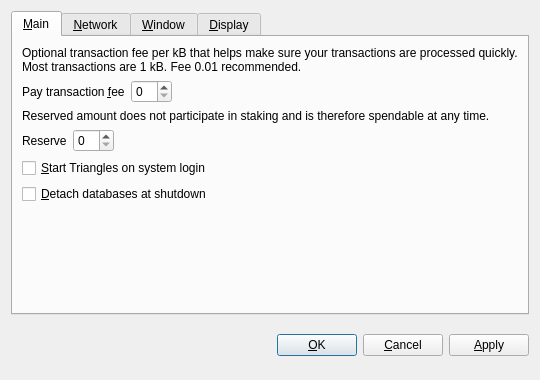
Qt form src/qt/forms/optionsdialog.ui (wurstgelee/triangles) before a commit.
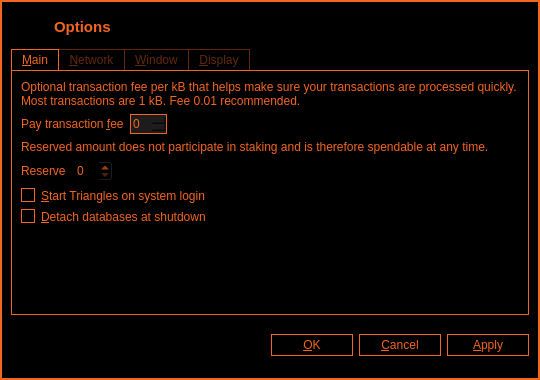
The same form after that commit. Icons and pictures are not drawn. Custom widgets are drawn as their Qt base class.

Diff of the .ui file:
```diff
--- a/src/qt/forms/optionsdialog.ui
+++ b/src/qt/forms/optionsdialog.ui
@@ -13,12 +13,203 @@
   <property name="windowTitle">
    <string>Options</string>
   </property>
+  <property name="styleSheet">
+   <string notr="true">color: #f26522;
+	background-color: #000;
+   </string>
+  </property>
   <property name="modal">
    <bool>true</bool>
   </property>
   <layout class="QVBoxLayout" name="verticalLayout">
+   <property name="leftMargin">
+    <number>0</number>
+   </property>
+   <property name="topMargin">
+    <number>0</number>
+   </property>
+   <property name="rightMargin">
+    <number>0</number>
+   </property>
+   <property name="bottomMargin">
+    <number>0</number>
+   </property>
+   <item>
+    <widget class="QFrame" name="borderframe">
+     <property name="styleSheet">
+      <string notr="true">#borderframe {
+	border: 2px solid #f26522;
+      	}</string>
+     </property>
+     <property name="frameShape">
+      <enum>QFrame::StyledPanel</enum>
+     </property>
+     <property name="frameShadow">
+      <enum>QFrame::Raised</enum>
+     </property>
+     <layout class="QVBoxLayout" name="verticalLayout_2">
+      <item>
+       <widget class="QWidget" name="wCaption" native="true">
+        <property name="minimumSize">
+         <size>
+          <width>0</width>
+          <height>32</height>
+         </size>
+        </property>
+        <property name="maximumSize">
+         <size>
+          <width>16777215</width>
+          <height>32</height>
+         </size>
+        </property>
+        <property name="styleSheet">
+         <string notr="true"/>
+        </property>
+        <property name="is_header" stdset="0">
+         <bool>true</bool>
+        </property>
+        <layout class="QHBoxLayout" name="horizontalLayout_19">
+         <property name="leftMargin">
+          <number>0</number>
+         </property>
+         <property name="topMargin">
+          <number>0</number>
+         </property>
+         <property name="rightMargin">
+          <number>0</number>
+         </property>
+         <property name="bottomMargin">
+          <number>0</number>
+         </property>
+         <item>
+          <spacer name="horizontalSpacer_26">
+           <property name="orientation">
+            <enum>Qt::Horizontal</enum>
+           </property>
+           <property name="sizeType">
+            <enum>QSizePolicy::Fixed</enum>
+           </property>
+           <property name="sizeHint" stdset="0">
+            <size>
+             <width>7</width>
+             <height>20</height>
+            </size>
+           </property>
+          </spacer>
+         </item>
+         <item>
+          <widget class="QLabel" name="picAdd">
+           <property name="enabled">
+            <bool>true</bool>
+           </property>
+           <property name="sizePolicy">
+            <sizepolicy hsizetype="Preferred" vsizetype="Preferred">
+             <horstretch>0</horstretch>
+             <verstretch>0</verstretch>
+            </sizepolicy>
+           </property>
+           <property name="minimumSize">
+            <size>
+             <width>30</width>
+             <height>30</height>
+            </size>
+           </property>
+           <property name="maximumSize">
+            <size>
+             <width>30</width>
+             <height>30</height>
+            </size>
+           </property>
+           <property name="text">
+            <string/>
+           </property>
+           <property name="pixmap">
+            <pixmap resource="../triangles.qrc">:/icons/toolbar</pixmap>
+           </property>
+          </widget>
+         </item>
+         <item>
+          <widget class="QLabel" name="lbTitle">
+           <property name="font">
+            <font>
+             <pointsize>11</pointsize>
+             <weight>75</weight>
+             <bold>true</bold>
+             <stylestrategy>PreferAntialias</stylestrategy>
+            </font>
+           </property>
+           <property name="styleSheet">
+            <string notr="true"/>
+           </property>
+           <property name="text">
+            <string>Options</string>
+           </property>
+          </widget>
+         </item>
+        </layout>
+       </widget>
+      </item>
    <item>
     <widget class="QTabWidget" name="tabWidget">
+        <property name="styleSheet">
+         <string notr="true">QTabWidget::pane {
+	border: 1px solid #f26522;
+    	}
+
+QTabBar::tab   {
+	padding-top: 3px;
+	padding-bottom: 3px;
+	padding-left: 10px;
+	padding-right: 10px;
+	}
+                        
+
+QTabBar::tab:!selected {
+	color: #61280E;
+	margin-right: -1px;
+	border-left: 1px solid #61280E;
+	border-right: 1px solid #61280E;
+	border-top: 1px solid #61280E;
+	}
+
+QTabBar::tab:!selected:last {
+	margin-right: 0px;
+	}
+                        
+QTabBar::tab:selected {
+	color: #f26522;
+	margin-right: -1px;
+	border-left: 1px solid #f26522;
+	border-right: 1px solid #f26522;
+	border-top: 1px solid #f26522;
+	}
+
+QTabBar::tab:selected:last {
+	margin-right: 0px;
+	}
+                        
+QTabBar::tab:!selected:hover {
+	background-color: #61280E;
+	color: #f26522;
+	}
+
+#transactionFee TrianglesAmountField {
+	background-color: #1c1c1c;
+	selection-background-color:#ff0000;
+	selection-color: #00ff00; 
+	border: 1px solid #f26522;
+	color:#f26522;
+	}
+
+TrianglesAmountField QAbstractItemView {
+	background-color: #1c1c1c;
+	selection-background-color:#61280E;
+	outline: 0px;
+	selection-color: #f26522; 
+	border: 1px solid #f26522;
+	color:#f26522;
+	}</string>
+        </property>
      <property name="tabPosition">
       <enum>QTabWidget::North</enum>
      </property>
@@ -59,7 +250,221 @@
           </widget>
          </item>
          <item>
-          <widget class="TrianglesAmountField" name="transactionFee"/>
+             <widget class="TrianglesAmountField" name="transactionFee">
+              <property name="minimumSize">
+               <size>
+                <width>0</width>
+                <height>20</height>
+               </size>
+              </property>
+              <property name="palette">
+               <palette>
+                <active>
+                 <colorrole role="WindowText">
+                  <brush brushstyle="SolidPattern">
+                   <color alpha="255">
+                    <red>242</red>
+                    <green>101</green>
+                    <blue>34</blue>
+                   </color>
+                  </brush>
+                 </colorrole>
+                 <colorrole role="Button">
+                  <brush brushstyle="SolidPattern">
+                   <color alpha="255">
+                    <red>28</red>
+                    <green>28</green>
+                    <blue>28</blue>
+                   </color>
+                  </brush>
+                 </colorrole>
+                 <colorrole role="Text">
+                  <brush brushstyle="SolidPattern">
+                   <color alpha="255">
+                    <red>242</red>
+                    <green>101</green>
+                    <blue>34</blue>
+                   </color>
+                  </brush>
+                 </colorrole>
+                 <colorrole role="ButtonText">
+                  <brush brushstyle="SolidPattern">
+                   <color alpha="255">
+                    <red>242</red>
+                    <green>101</green>
+                    <blue>34</blue>
+                   </color>
+                  </brush>
+                 </colorrole>
+                 <colorrole role="Base">
+                  <brush brushstyle="SolidPattern">
+                   <color alpha="255">
+                    <red>28</red>
+                    <green>28</green>
+                    <blue>28</blue>
+                   </color>
+                  </brush>
+                 </colorrole>
+                 <colorrole role="Window">
+                  <brush brushstyle="SolidPattern">
+                   <color alpha="255">
+                    <red>28</red>
+                    <green>28</green>
+                    <blue>28</blue>
+                   </color>
+                  </brush>
+                 </colorrole>
+                 <colorrole role="Highlight">
+                  <brush brushstyle="SolidPattern">
+                   <color alpha="255">
+                    <red>97</red>
+                    <green>40</green>
+                    <blue>14</blue>
+                   </color>
+                  </brush>
+                 </colorrole>
+                </active>
+                <inactive>
+                 <colorrole role="WindowText">
+                  <brush brushstyle="SolidPattern">
+                   <color alpha="255">
+                    <red>242</red>
+                    <green>101</green>
+                    <blue>34</blue>
+                   </color>
+                  </brush>
+                 </colorrole>
+                 <colorrole role="Button">
+                  <brush brushstyle="SolidPattern">
+                   <color alpha="255">
+                    <red>28</red>
+                    <green>28</green>
+                    <blue>28</blue>
+                   </color>
+                  </brush>
+                 </colorrole>
+                 <colorrole role="Text">
+                  <brush brushstyle="SolidPattern">
+                   <color alpha="255">
+                    <red>242</red>
+                    <green>101</green>
+                    <blue>34</blue>
+                   </color>
+                  </brush>
+                 </colorrole>
+                 <colorrole role="ButtonText">
+                  <brush brushstyle="SolidPattern">
+                   <color alpha="255">
+                    <red>242</red>
+                    <green>101</green>
+                    <blue>34</blue>
+                   </color>
+                  </brush>
+                 </colorrole>
+                 <colorrole role="Base">
+                  <brush brushstyle="SolidPattern">
+                   <color alpha="255">
+                    <red>28</red>
+                    <green>28</green>
+                    <blue>28</blue>
+                   </color>
+                  </brush>
+                 </colorrole>
+                 <colorrole role="Window">
+                  <brush brushstyle="SolidPattern">
+                   <color alpha="255">
+                    <red>28</red>
+                    <green>28</green>
+                    <blue>28</blue>
+                   </color>
+                  </brush>
+                 </colorrole>
+                 <colorrole role="Highlight">
+                  <brush brushstyle="SolidPattern">
+                   <color alpha="255">
+                    <red>97</red>
+                    <green>40</green>
+                    <blue>14</blue>
+                   </color>
+                  </brush>
+                 </colorrole>
+                </inactive>
+                <disabled>
+                 <colorrole role="WindowText">
+                  <brush brushstyle="SolidPattern">
+                   <color alpha="255">
+                    <red>242</red>
+                    <green>101</green>
+                    <blue>34</blue>
+                   </color>
+                  </brush>
+                 </colorrole>
+                 <colorrole role="Button">
+                  <brush brushstyle="SolidPattern">
+                   <color alpha="255">
+                    <red>28</red>
+                    <green>28</green>
+                    <blue>28</blue>
+                   </color>
+                  </brush>
+                 </colorrole>
+                 <colorrole role="Text">
+                  <brush brushstyle="SolidPattern">
+                   <color alpha="255">
+                    <red>242</red>
+                    <green>101</green>
+                    <blue>34</blue>
+                   </color>
+                  </brush>
+                 </colorrole>
+                 <colorrole role="ButtonText">
+                  <brush brushstyle="SolidPattern">
+                   <color alpha="255">
+                    <red>242</red>
+                    <green>101</green>
+                    <blue>34</blue>
+                   </color>
+                  </brush>
+                 </colorrole>
+                 <colorrole role="Base">
+                  <brush brushstyle="SolidPattern">
+                   <color alpha="255">
+                    <red>28</red>
+                    <green>28</green>
+                    <blue>28</blue>
+                   </color>
+                  </brush>
+                 </colorrole>
+                 <colorrole role="Window">
+                  <brush brushstyle="SolidPattern">
+                   <color alpha="255">
+                    <red>28</red>
+                    <green>28</green>
+                    <blue>28</blue>
+                   </color>
+                  </brush>
+                 </colorrole>
+                 <colorrole role="Highlight">
+                  <brush brushstyle="SolidPattern">
+                   <color alpha="255">
+                    <red>51</red>
+                    <green>153</green>
+                    <blue>255</blue>
+                   </color>
+                  </brush>
+                 </colorrole>
+                </disabled>
+               </palette>
+              </property>
+              <property name="contextMenuPolicy">
+               <enum>Qt::NoContextMenu</enum>
+              </property>
+              <property name="styleSheet">
+               <string notr="true">border: 1px solid #f26522;
+background-color: #1c1c1c;
+</string>
+              </property>
+             </widget>
          </item>
          <item>
           <spacer name="horizontalSpacerFee">
@@ -105,7 +510,228 @@
           </widget>
          </item>
          <item>
-          <widget class="TrianglesAmountField" name="reserveBalance"/>
+             <widget class="TrianglesAmountField" name="reserveBalance">
+              <property name="minimumSize">
+               <size>
+                <width>0</width>
+                <height>20</height>
+               </size>
+              </property>
+              <property name="palette">
+               <palette>
+                <active>
+                 <colorrole role="WindowText">
+                  <brush brushstyle="SolidPattern">
+                   <color alpha="255">
+                    <red>242</red>
+                    <green>101</green>
+                    <blue>34</blue>
+                   </color>
+                  </brush>
+                 </colorrole>
+                 <colorrole role="Button">
+                  <brush brushstyle="SolidPattern">
+                   <color alpha="255">
+                    <red>28</red>
+                    <green>28</green>
+                    <blue>28</blue>
+                   </color>
+                  </brush>
+                 </colorrole>
+                 <colorrole role="Text">
+                  <brush brushstyle="SolidPattern">
+                   <color alpha="255">
+                    <red>242</red>
+                    <green>101</green>
+                    <blue>34</blue>
+                   </color>
+                  </brush>
+                 </colorrole>
+                 <colorrole role="ButtonText">
+                  <brush brushstyle="SolidPattern">
+                   <color alpha="255">
+                    <red>242</red>
+                    <green>101</green>
+                    <blue>34</blue>
+                   </color>
+                  </brush>
+                 </colorrole>
+                 <colorrole role="Base">
+                  <brush brushstyle="SolidPattern">
+                   <color alpha="255">
+                    <red>28</red>
+                    <green>28</green>
+                    <blue>28</blue>
+                   </color>
+                  </brush>
+                 </colorrole>
+                 <colorrole role="Window">
+                  <brush brushstyle="SolidPattern">
+                   <color alpha="255">
+                    <red>28</red>
+                    <green>28</green>
+                    <blue>28</blue>
+                   </color>
+                  </brush>
+                 </colorrole>
+                 <colorrole role="Highlight">
+                  <brush brushstyle="SolidPattern">
+                   <color alpha="255">
+                    <red>97</red>
+                    <green>40</green>
+                    <blue>14</blue>
+                   </color>
+                  </brush>
+                 </colorrole>
+                </active>
+                <inactive>
+                 <colorrole role="WindowText">
+                  <brush brushstyle="SolidPattern">
+                   <color alpha="255">
+                    <red>242</red>
+                    <green>101</green>
+                    <blue>34</blue>
+                   </color>
+                  </brush>
+                 </colorrole>
+                 <colorrole role="Button">
+                  <brush brushstyle="SolidPattern">
+                   <color alpha="255">
+                    <red>28</red>
+                    <green>28</green>
+                    <blue>28</blue>
+                   </color>
+                  </brush>
+                 </colorrole>
+                 <colorrole role="Text">
+                  <brush brushstyle="SolidPattern">
+                   <color alpha="255">
+                    <red>242</red>
+                    <green>101</green>
+                    <blue>34</blue>
+                   </color>
+                  </brush>
+                 </colorrole>
+                 <colorrole role="ButtonText">
+                  <brush brushstyle="SolidPattern">
+                   <color alpha="255">
+                    <red>242</red>
+                    <green>101</green>
+                    <blue>34</blue>
+                   </color>
+                  </brush>
+                 </colorrole>
+                 <colorrole role="Base">
+                  <brush brushstyle="SolidPattern">
+                   <color alpha="255">
+                    <red>28</red>
+                    <green>28</green>
+                    <blue>28</blue>
+                   </color>
+                  </brush>
+                 </colorrole>
+                 <colorrole role="Window">
+                  <brush brushstyle="SolidPattern">
+                   <color alpha="255">
+                    <red>28</red>
+                    <green>28</green>
+                    <blue>28</blue>
+                   </color>
+                  </brush>
+                 </colorrole>
+                 <colorrole role="Highlight">
+                  <brush brushstyle="SolidPattern">
+                   <color alpha="255">
+                    <red>240</red>
+                    <green>240</green>
+                    <blue>240</blue>
+                   </color>
+                  </brush>
+                 </colorrole>
+                </inactive>
+                <disabled>
+                 <colorrole role="WindowText">
+                  <brush brushstyle="SolidPattern">
+                   <color alpha="255">
+                    <red>242</red>
+                    <green>101</green>
+                    <blue>34</blue>
+                   </color>
+                  </brush>
+                 </colorrole>
+                 <colorrole role="Button">
+                  <brush brushstyle="SolidPattern">
+                   <color alpha="255">
+                    <red>28</red>
+                    <green>28</green>
+                    <blue>28</blue>
+                   </color>
+                  </brush>
+                 </colorrole>
+                 <colorrole role="Text">
+                  <brush brushstyle="SolidPattern">
+                   <color alpha="255">
+                    <red>242</red>
+                    <green>101</green>
+                    <blue>34</blue>
+                   </color>
+                  </brush>
+                 </colorrole>
+                 <colorrole role="ButtonText">
+                  <brush brushstyle="SolidPattern">
+                   <color alpha="255">
+                    <red>242</red>
+                    <green>101</green>
+                    <blue>34</blue>
+                   </color>
+                  </brush>
+                 </colorrole>
+                 <colorrole role="Base">
+                  <brush brushstyle="SolidPattern">
+                   <color alpha="255">
+                    <red>28</red>
+                    <green>28</green>
+                    <blue>28</blue>
+                   </color>
+                  </brush>
+                 </colorrole>
+                 <colorrole role="Window">
+                  <brush brushstyle="SolidPattern">
+                   <color alpha="255">
+                    <red>28</red>
+                    <green>28</green>
+                    <blue>28</blue>
+                   </color>
+                  </brush>
+                 </colorrole>
+                 <colorrole role="Highlight">
+                  <brush brushstyle="SolidPattern">
+                   <color alpha="255">
+                    <red>51</red>
+                    <green>153</green>
+                    <blue>255</blue>
+                   </color>
+                  </brush>
+                 </colorrole>
+                </disabled>
+               </palette>
+              </property>
+              <property name="contextMenuPolicy">
+               <enum>Qt::NoContextMenu</enum>
+              </property>
+              <property name="styleSheet">
+               <string notr="true">border: 1px solid #f26522;
+	background-color: #1c1c1c;
+
+QAbstractItemView {
+	background-color: #1c1c1c;
+	selection-background-color:#61280E;
+	selection-color: #f26522; 
+	border: 1px solid #f26522;
+	color:#f26522;
+	}</string>
+              </property>
+             </widget>
          </item>
          <item>
           <spacer name="horizontalSpacerReserveBalance">
@@ -127,6 +753,17 @@
          <property name="toolTip">
           <string>Automatically start Triangles after logging in to the system.</string>
          </property>
+            <property name="styleSheet">
+             <string notr="true">QCheckBox::indicator { 
+	border:1px solid #f26522;
+	background-color: #000;
+	}
+
+QCheckBox::indicator:checked {
+	image:url(:/icons/checkbox);
+	padding: 1px;
+	}</string>
+            </property>
          <property name="text">
           <string>&amp;Start Triangles on system login</string>
          </property>
@@ -137,6 +774,17 @@
          <property name="toolTip">
           <string>Detach block and address databases at shutdown. This means they can be moved to another data directory, but it slows down shutdown. The wallet is always detached.</string>
          </property>
+            <property name="styleSheet">
+             <string notr="true">QCheckBox::indicator { 
+	border:1px solid #f26522;
+	background-color: #000;
+	}
+
+QCheckBox::indicator:checked {
+	image:url(:/icons/checkbox);
+	padding: 1px;
+	}</string>
+            </property>
          <property name="text">
           <string>&amp;Detach databases at shutdown</string>
          </property>
@@ -465,6 +1113,26 @@
      </item>
      <item>
       <widget class="QPushButton" name="okButton">
+          <property name="styleSheet">
+           <string notr="true">QPushButton {
+	background-color: #000;
+	color: #f26522;
+	border: 1px solid #f26522;
+	max-height: 20px;
+	min-height: 20px;
+	max-width: 80px;
+	min-width: 80px;
+	}
+
+QPushButton:hover {
+	background-color: #61280E;
+	}
+
+QPushButton:pressed:flat {
+	color: #000;
+	background-color: #f26522;
+	}</string>
+          </property>
        <property name="text">
         <string>&amp;OK</string>
        </property>
@@ -472,6 +1140,26 @@
      </item>
      <item>
       <widget class="QPushButton" name="cancelButton">
+          <property name="styleSheet">
+           <string notr="true">QPushButton {
+	background-color: #000;
+	color: #f26522;
+	border: 1px solid #f26522;
+	max-height: 20px;
+	min-height: 20px;
+	max-width: 80px;
+	min-width: 80px;
+	}
+
+QPushButton:hover {
+	background-color: #61280E;
+	}
+
+QPushButton:pressed:flat {
+	color: #000;
+	background-color: #f26522;
+	}</string>
+          </property>
        <property name="text">
         <string>&amp;Cancel</string>
        </property>
@@ -482,6 +1170,26 @@
      </item>
      <item>
       <widget class="QPushButton" name="applyButton">
+          <property name="styleSheet">
+           <string notr="true">QPushButton {
+	background-color: #000;
+	color: #f26522;
+	border: 1px solid #f26522;
+	max-height: 20px;
+	min-height: 20px;
+	max-width: 80px;
+	min-width: 80px;
+	}
+
+QPushButton:hover {
+	background-color: #61280E;
+	}
+
+QPushButton:pressed:flat {
+	color: #000;
+	background-color: #f26522;
+	}</string>
+          </property>
        <property name="text">
         <string>&amp;Apply</string>
        </property>
@@ -494,7 +1202,15 @@
    </item>
   </layout>
  </widget>
+   </item>
+  </layout>
+ </widget>
  <customwidgets>
+  <customwidget>
+   <class>QValidatedLineEdit</class>
+   <extends>QLineEdit</extends>
+   <header>qvalidatedlineedit.h</header>
+  </customwidget>
   <customwidget>
    <class>TrianglesAmountField</class>
    <extends>QSpinBox</extends>
@@ -505,11 +1221,6 @@
    <extends>QComboBox</extends>
    <header>qvaluecombobox.h</header>
   </customwidget>
-  <customwidget>
-   <class>QValidatedLineEdit</class>
-   <extends>QLineEdit</extends>
-   <header>qvalidatedlineedit.h</header>
-  </customwidget>
  </customwidgets>
  <resources/>
  <connections/>
```
Left out of the diff: 508 changed lines with no effect on the pictures. Lines whose indentation alone changed are shown as unchanged.
